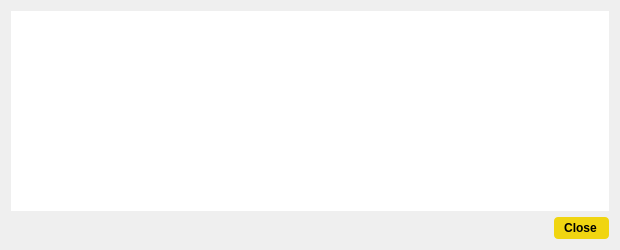
Before: the Qt Designer form src/qt/forms/transactiondescdialog.ui in piratecash/piratecash, drawn with Qt 5.
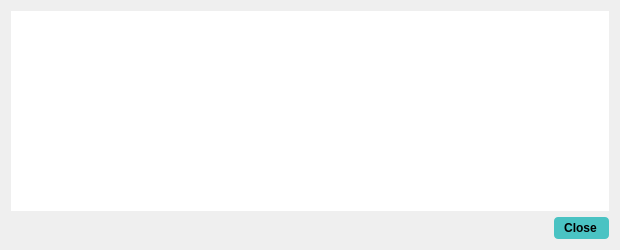
After: the same form once the commit is applied.

Diff of the .ui file:
```diff
--- a/src/qt/forms/transactiondescdialog.ui
+++ b/src/qt/forms/transactiondescdialog.ui
@@ -31,10 +31,10 @@
    <item>
     <widget class="QDialogButtonBox" name="buttonBox">
      <property name="styleSheet">
-      <string notr="true">background-color: rgb(240, 213, 17);
+      <string notr="true">background-color: rgb(74, 195, 195);
 color: rgb(0,0,0);
 border-radius: 4px;
-border-color:  rgb(240, 213, 17);
+border-color:  rgb(74, 195, 195);
 font-weight: 600;
 padding: 4px;
 padding-left: 10px;
```
